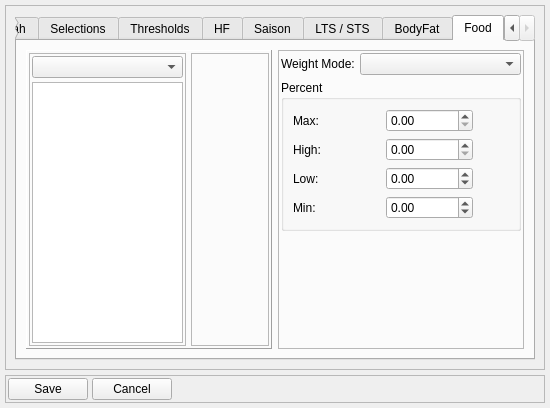
The window that dialog_settings.ui (Tria-Andy/WorkoutEditor) describes before a commit, drawn with Qt 5.
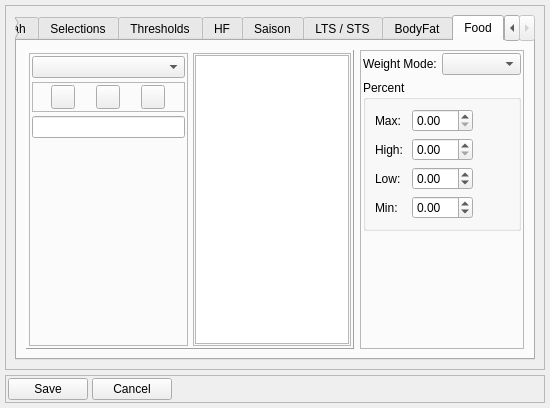
The same window after the commit. The open tabs and pages were chosen to show the change. Icons and pictures are not drawn.

Commit message: Add food tab

```diff
--- a/dialog_settings.ui
+++ b/dialog_settings.ui
@@ -1877,7 +1877,7 @@
            <widget class="QFrame" name="frame_12">
             <property name="sizePolicy">
              <sizepolicy hsizetype="Preferred" vsizetype="Preferred">
-              <horstretch>1</horstretch>
+              <horstretch>2</horstretch>
               <verstretch>0</verstretch>
              </sizepolicy>
             </property>
@@ -1907,7 +1907,7 @@
               <widget class="QFrame" name="frame_13">
                <property name="sizePolicy">
                 <sizepolicy hsizetype="Preferred" vsizetype="Preferred">
-                 <horstretch>2</horstretch>
+                 <horstretch>1</horstretch>
                  <verstretch>0</verstretch>
                 </sizepolicy>
                </property>
@@ -1937,6 +1937,169 @@
                  <widget class="QComboBox" name="comboBox_food"/>
                 </item>
                 <item>
+                 <widget class="QFrame" name="frame_15">
+                  <property name="frameShape">
+                   <enum>QFrame::StyledPanel</enum>
+                  </property>
+                  <property name="frameShadow">
+                   <enum>QFrame::Raised</enum>
+                  </property>
+                  <layout class="QHBoxLayout" name="horizontalLayout_17">
+                   <property name="spacing">
+                    <number>5</number>
+                   </property>
+                   <property name="leftMargin">
+                    <number>2</number>
+                   </property>
+                   <property name="topMargin">
+                    <number>2</number>
+                   </property>
+                   <property name="rightMargin">
+                    <number>2</number>
+                   </property>
+                   <property name="bottomMargin">
+                    <number>2</number>
+                   </property>
+                   <item>
+                    <widget class="QToolButton" name="toolButton_mealAdd">
+                     <property name="minimumSize">
+                      <size>
+                       <width>24</width>
+                       <height>24</height>
+                      </size>
+                     </property>
+                     <property name="maximumSize">
+                      <size>
+                       <width>24</width>
+                       <height>24</height>
+                      </size>
+                     </property>
+                     <property name="text">
+                      <string/>
+                     </property>
+                     <property name="icon">
+                      <iconset resource="resources.qrc">
+                       <normaloff>:/images/icons/Create.png</normaloff>:/images/icons/Create.png</iconset>
+                     </property>
+                     <property name="iconSize">
+                      <size>
+                       <width>18</width>
+                       <height>18</height>
+                      </size>
+                     </property>
+                    </widget>
+                   </item>
+                   <item>
+                    <widget class="QToolButton" name="toolButton_mealDelete">
+                     <property name="minimumSize">
+                      <size>
+                       <width>24</width>
+                       <height>24</height>
+                      </size>
+                     </property>
+                     <property name="maximumSize">
+                      <size>
+                       <width>24</width>
+                       <height>24</height>
+                      </size>
+                     </property>
+                     <property name="text">
+                      <string/>
+                     </property>
+                     <property name="icon">
+                      <iconset resource="resources.qrc">
+                       <normaloff>:/images/icons/Erase.png</normaloff>:/images/icons/Erase.png</iconset>
+                     </property>
+                     <property name="iconSize">
+                      <size>
+                       <width>18</width>
+                       <height>18</height>
+                      </size>
+                     </property>
+                    </widget>
+                   </item>
+                   <item>
+                    <widget class="QToolButton" name="toolButton_mealEdit">
+                     <property name="minimumSize">
+                      <size>
+                       <width>24</width>
+                       <height>24</height>
+                      </size>
+                     </property>
+                     <property name="maximumSize">
+                      <size>
+                       <width>24</width>
+                       <height>24</height>
+                      </size>
+                     </property>
+                     <property name="text">
+                      <string/>
+                     </property>
+                     <property name="icon">
+                      <iconset resource="resources.qrc">
+                       <normaloff>:/images/icons/OK.png</normaloff>:/images/icons/OK.png</iconset>
+                     </property>
+                     <property name="iconSize">
+                      <size>
+                       <width>18</width>
+                       <height>18</height>
+                      </size>
+                     </property>
+                    </widget>
+                   </item>
+                  </layout>
+                 </widget>
+                </item>
+                <item>
+                 <widget class="QLineEdit" name="lineEdit_mealEdit"/>
+                </item>
+                <item>
+                 <spacer name="verticalSpacer_4">
+                  <property name="orientation">
+                   <enum>Qt::Vertical</enum>
+                  </property>
+                  <property name="sizeHint" stdset="0">
+                   <size>
+                    <width>20</width>
+                    <height>40</height>
+                   </size>
+                  </property>
+                 </spacer>
+                </item>
+               </layout>
+              </widget>
+             </item>
+             <item>
+              <widget class="QFrame" name="frame_14">
+               <property name="sizePolicy">
+                <sizepolicy hsizetype="Preferred" vsizetype="Preferred">
+                 <horstretch>1</horstretch>
+                 <verstretch>0</verstretch>
+                </sizepolicy>
+               </property>
+               <property name="frameShape">
+                <enum>QFrame::StyledPanel</enum>
+               </property>
+               <property name="frameShadow">
+                <enum>QFrame::Raised</enum>
+               </property>
+               <layout class="QHBoxLayout" name="horizontalLayout_16">
+                <property name="spacing">
+                 <number>4</number>
+                </property>
+                <property name="leftMargin">
+                 <number>1</number>
+                </property>
+                <property name="topMargin">
+                 <number>1</number>
+                </property>
+                <property name="rightMargin">
+                 <number>1</number>
+                </property>
+                <property name="bottomMargin">
+                 <number>1</number>
+                </property>
+                <item>
                  <widget class="QListWidget" name="listWidget_food">
                   <property name="sizePolicy">
                    <sizepolicy hsizetype="Expanding" vsizetype="Expanding">
@@ -1949,22 +2112,6 @@
                </layout>
               </widget>
              </item>
-             <item>
-              <widget class="QFrame" name="frame_14">
-               <property name="sizePolicy">
-                <sizepolicy hsizetype="Preferred" vsizetype="Preferred">
-                 <horstretch>1</horstretch>
-                 <verstretch>0</verstretch>
-                </sizepolicy>
-               </property>
-               <property name="frameShape">
-                <enum>QFrame::StyledPanel</enum>
-               </property>
-               <property name="frameShadow">
-                <enum>QFrame::Raised</enum>
-               </property>
-              </widget>
-             </item>
             </layout>
            </widget>
           </item>
```
The commit also changes 2 other files.
